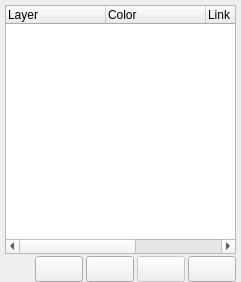
First picture: the form in glue/qt/ui/layertree.ui, repository glue-viz/glue, before the edit.
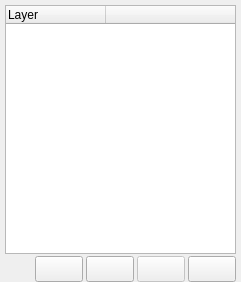
Second picture: the form after the edit. Icons and pictures are not drawn. Custom widgets are drawn as their Qt base class.

Commit message: updated columns of layer tree widget

Diff of the .ui file:
```diff
--- a/glue/qt/ui/layertree.ui
+++ b/glue/qt/ui/layertree.ui
@@ -73,17 +73,7 @@
        </column>
        <column>
         <property name="text">
-         <string>Color</string>
-        </property>
-       </column>
-       <column>
-        <property name="text">
-         <string>Link</string>
-        </property>
-       </column>
-       <column>
-        <property name="text">
-         <string>Size</string>
+         <string> </string>
         </property>
        </column>
       </widget>
```
The commit also changes 4 other files.
